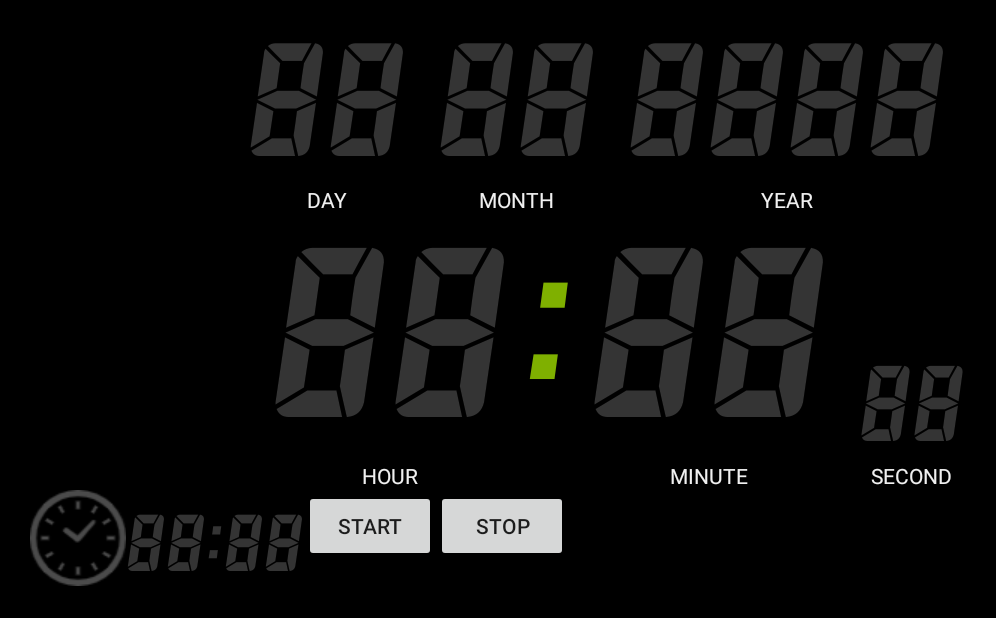
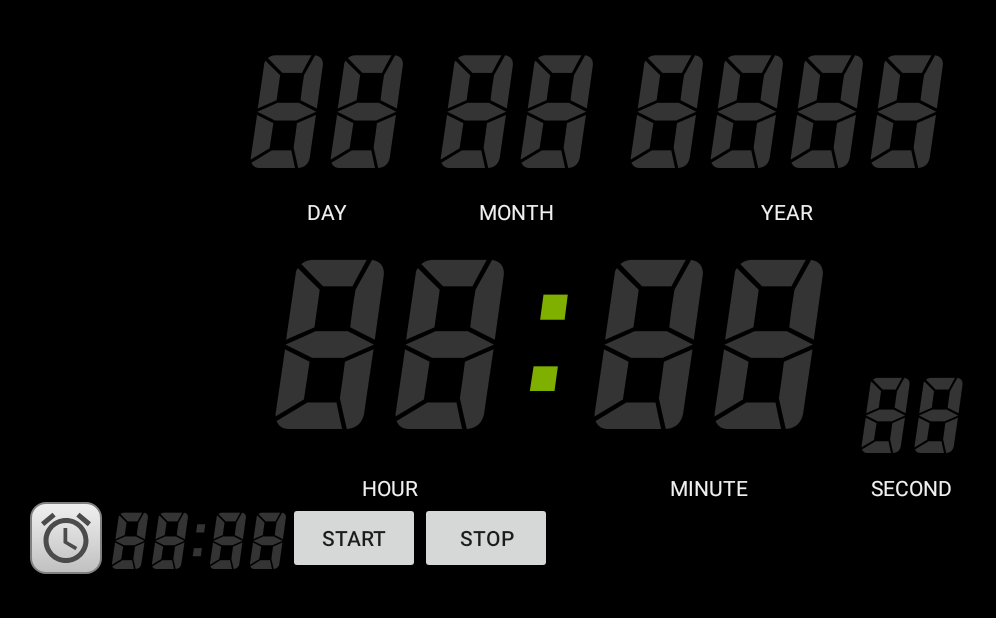
Before and after one commit to YutarohKubo/KotlinDigitalClock, an Android app: the screen it shows after launch (MainActivity), on a phone screen of 824 x 412 dp (held sideways). Shown: the whole screen, without its empty margins (0-996 px from the left). Run offline under Robolectric (Android 15) with nearby library versions, the phone set to English and light mode, and no system bars; our stand-ins replace AdMob; 47 statements that could not run were skipped.

Commit message:
アプリを非表示後も、時計を表示し続ける対応と、その時計の制御をNotificationで実施するよう実装した.

```diff
--- a/app/src/main/java/chom/arikui/waffle/digitalclockapp/MainActivity.kt
+++ b/app/src/main/java/chom/arikui/waffle/digitalclockapp/MainActivity.kt
@@ -153,7 +153,7 @@ class MainActivity : AppCompatActivity() {
         if (resources.configuration.orientation == Configuration.ORIENTATION_LANDSCAPE) {
             imageAlarm = image_alarm
             switchAlarmResource()
-            top_alarm_area.setOnClickListener { _ ->
+            button_alarm.setOnClickListener { _ ->
                 mPopupAlarm = PopupAlarm(this)
                 mPopupAlarm?.showPopup()
             }
@@ -294,9 +294,9 @@ class MainActivity : AppCompatActivity() {
 
     fun switchAlarmResource() =
             if (settingDataHolder.alarmCheckState) {
-                imageAlarm?.setImageResource(R.drawable.icon_alarm_setting)
+                imageAlarm?.setImageResource(R.drawable.icon_alarm_on)
             } else {
-                imageAlarm?.setImageResource(R.drawable.icon_alarm_normal)
+                imageAlarm?.setImageResource(R.drawable.icon_alarm_off)
             }
 
     private fun resetAlarmState() {
--- a/app/src/main/java/chom/arikui/waffle/digitalclockapp/PopupAlarm.kt
+++ b/app/src/main/java/chom/arikui/waffle/digitalclockapp/PopupAlarm.kt
@@ -5,6 +5,7 @@ import android.graphics.Point
 import android.os.Build
 import android.provider.Settings
 import android.view.Gravity
+import android.view.View
 import android.widget.*
 import androidx.appcompat.widget.SwitchCompat
 import androidx.core.content.ContextCompat
@@ -27,7 +28,7 @@ class PopupAlarm(private val activity: MainActivity) {
         val popupView = activity.layoutInflater.inflate(R.layout.layout_alerm, null)
 
         val textAlarmTime = popupView.findViewById<TextView>(R.id.text_alarm_time)
-        popupView.findViewById<ImageButton>(R.id.button_change_alarm_time).setOnClickListener { _ ->
+        popupView.findViewById<View>(R.id.button_alarm_time_setting).setOnClickListener { _ ->
             val timeArray = settingDataHolder.alarmTime.split(":").map { it.trim() }
             val dialog = TimePickerDialog(activity, TimePickerDialog.OnTimeSetListener { _, hourOfDay, minute ->
                 settingDataHolder.alarmTime = String.format("%02d:%02d", hourOfDay, minute)
--- /dev/null
+++ b/app/src/main/res/drawable/button_notification_style.xml
@@ -0,0 +1,6 @@
+<?xml version="1.0" encoding="utf-8"?>
+<selector xmlns:android="http://schemas.android.com/apk/res/android">
+    <item android:state_pressed="true">
+        <color android:color="@color/silver" />
+    </item>
+</selector>
--- /dev/null
+++ b/app/src/main/res/drawable/grad_silver_background_shape.xml
@@ -0,0 +1,18 @@
+<?xml version="1.0" encoding="utf-8"?>
+<selector xmlns:android="http://schemas.android.com/apk/res/android">
+    <item android:state_pressed="true">
+        <shape>
+            <stroke android:width="1dp" android:color="@color/gray" />
+            <solid android:color="@color/gray" />
+            <corners android:radius="10dp" />
+        </shape>
+    </item>
+
+    <item>
+        <shape>
+            <stroke android:width="1dp" android:color="@color/gray" />
+            <corners android:radius="10dp" />
+            <gradient android:angle="90" android:endColor="@color/snow_white" android:startColor="@color/silver" android:type="linear" />
+        </shape>
+    </item>
+</selector>
--- /dev/null
+++ b/app/src/main/res/drawable/icon_alarm_off.xml
@@ -0,0 +1,5 @@
+<vector android:height="40dp" android:tint="#4B4B4B"
+    android:viewportHeight="24" android:viewportWidth="24"
+    android:width="40dp" xmlns:android="http://schemas.android.com/apk/res/android">
+    <path android:fillColor="@android:color/white" android:pathData="M22,5.72l-4.6,-3.86 -1.29,1.53 4.6,3.86L22,5.72zM7.88,3.39L6.6,1.86 2,5.71l1.29,1.53 4.59,-3.85zM12.5,8L11,8v6l4.75,2.85 0.75,-1.23 -4,-2.37L12.5,8zM12,4c-4.97,0 -9,4.03 -9,9s4.02,9 9,9c4.97,0 9,-4.03 9,-9s-4.03,-9 -9,-9zM12,20c-3.87,0 -7,-3.13 -7,-7s3.13,-7 7,-7 7,3.13 7,7 -3.13,7 -7,7z"/>
+</vector>
--- /dev/null
+++ b/app/src/main/res/drawable/icon_alarm_on.xml
@@ -0,0 +1,5 @@
+<vector android:height="40dp" android:tint="#FF4081"
+    android:viewportHeight="24" android:viewportWidth="24"
+    android:width="40dp" xmlns:android="http://schemas.android.com/apk/res/android">
+    <path android:fillColor="@android:color/white" android:pathData="M22,5.72l-4.6,-3.86 -1.29,1.53 4.6,3.86L22,5.72zM7.88,3.39L6.6,1.86 2,5.71l1.29,1.53 4.59,-3.85zM12.5,8L11,8v6l4.75,2.85 0.75,-1.23 -4,-2.37L12.5,8zM12,4c-4.97,0 -9,4.03 -9,9s4.02,9 9,9c4.97,0 9,-4.03 9,-9s-4.03,-9 -9,-9zM12,20c-3.87,0 -7,-3.13 -7,-7s3.13,-7 7,-7 7,3.13 7,7 -3.13,7 -7,7z"/>
+</vector>
--- /dev/null
+++ b/app/src/main/res/drawable/icon_exit.xml
@@ -0,0 +1,5 @@
+<vector android:height="24dp" android:tint="#4682B4"
+    android:viewportHeight="24" android:viewportWidth="24"
+    android:width="24dp" xmlns:android="http://schemas.android.com/apk/res/android">
+    <path android:fillColor="@android:color/white" android:pathData="M12,2C6.47,2 2,6.47 2,12s4.47,10 10,10 10,-4.47 10,-10S17.53,2 12,2zM17,15.59L15.59,17 12,13.41 8.41,17 7,15.59 10.59,12 7,8.41 8.41,7 12,10.59 15.59,7 17,8.41 13.41,12 17,15.59z"/>
+</vector>
--- /dev/null
+++ b/app/src/main/res/drawable/icon_hide_clock.xml
@@ -0,0 +1,5 @@
+<vector android:height="24dp" android:tint="#4682B4"
+    android:viewportHeight="24" android:viewportWidth="24"
+    android:width="24dp" xmlns:android="http://schemas.android.com/apk/res/android">
+    <path android:fillColor="@android:color/white" android:pathData="M12,6c3.87,0 7,3.13 7,7 0,0.84 -0.16,1.65 -0.43,2.4l1.52,1.52c0.58,-1.19 0.91,-2.51 0.91,-3.92 0,-4.97 -4.03,-9 -9,-9 -1.41,0 -2.73,0.33 -3.92,0.91L9.6,6.43C10.35,6.16 11.16,6 12,6zM22,5.72l-4.6,-3.86 -1.29,1.53 4.6,3.86L22,5.72zM2.92,2.29L1.65,3.57 2.98,4.9l-1.11,0.93 1.42,1.42 1.11,-0.94 0.8,0.8C3.83,8.69 3,10.75 3,13c0,4.97 4.02,9 9,9 2.25,0 4.31,-0.83 5.89,-2.2l2.2,2.2 1.27,-1.27L3.89,3.27l-0.97,-0.98zM16.47,18.39C15.26,19.39 13.7,20 12,20c-3.87,0 -7,-3.13 -7,-7 0,-1.7 0.61,-3.26 1.61,-4.47l9.86,9.86zM8.02,3.28L6.6,1.86l-0.86,0.71 1.42,1.42 0.86,-0.71z"/>
+</vector>
--- /dev/null
+++ b/app/src/main/res/drawable/icon_home.xml
@@ -0,0 +1,5 @@
+<vector android:height="24dp" android:tint="#4682B4"
+    android:viewportHeight="24" android:viewportWidth="24"
+    android:width="24dp" xmlns:android="http://schemas.android.com/apk/res/android">
+    <path android:fillColor="@android:color/white" android:pathData="M10,20v-6h4v6h5v-8h3L12,3 2,12h3v8z"/>
+</vector>
--- /dev/null
+++ b/app/src/main/res/drawable/icon_show_clock.xml
@@ -0,0 +1,5 @@
+<vector android:height="24dp" android:tint="#4682B4"
+    android:viewportHeight="24" android:viewportWidth="24"
+    android:width="24dp" xmlns:android="http://schemas.android.com/apk/res/android">
+    <path android:fillColor="@android:color/white" android:pathData="M22,5.72l-4.6,-3.86 -1.29,1.53 4.6,3.86L22,5.72zM7.88,3.39L6.6,1.86 2,5.71l1.29,1.53 4.59,-3.85zM12,4c-4.97,0 -9,4.03 -9,9s4.02,9 9,9c4.97,0 9,-4.03 9,-9s-4.03,-9 -9,-9zM12,20c-3.87,0 -7,-3.13 -7,-7s3.13,-7 7,-7 7,3.13 7,7 -3.13,7 -7,7zM10.54,14.53L8.41,12.4l-1.06,1.06 3.18,3.18 6,-6 -1.06,-1.06 -4.93,4.95z"/>
+</vector>
--- a/app/src/main/res/layout-land/activity_main.xml
+++ b/app/src/main/res/layout-land/activity_main.xml
@@ -3,8 +3,8 @@
     android:layout_width="match_parent"
     android:layout_height="match_parent"
     android:background="@color/black"
-    android:orientation="vertical"
-    android:gravity="center_vertical">
+    android:gravity="center_vertical"
+    android:orientation="vertical">
 
     <RelativeLayout
         android:id="@+id/date_area"
@@ -25,18 +25,18 @@
 
                 <TextView
                     android:id="@+id/text_now_day_background"
-                    android:fontFamily="@font/barspbd"
                     android:layout_width="wrap_content"
                     android:layout_height="wrap_content"
+                    android:fontFamily="@font/barspbd"
                     android:text="88"
                     android:textColor="@color/sumi"
                     android:textSize="@dimen/text_size_date" />
 
                 <TextView
                     android:id="@+id/text_now_day"
-                    android:fontFamily="@font/barspbd"
                     android:layout_width="wrap_content"
                     android:layout_height="wrap_content"
+                    android:fontFamily="@font/barspbd"
                     android:textColor="@color/vert_prairie"
                     android:textSize="@dimen/text_size_date" />
 
@@ -49,8 +49,8 @@
                 android:layout_below="@+id/frame_now_day"
                 android:layout_centerInParent="true"
                 android:text="DAY"
-                android:textSize="@dimen/text_size_title"
-                android:textColor="@color/snow_white" />
+                android:textColor="@color/snow_white"
+                android:textSize="@dimen/text_size_title" />
 
         </RelativeLayout>
 
@@ -68,18 +68,18 @@
 
                 <TextView
                     android:id="@+id/text_now_month_background"
-                    android:fontFamily="@font/barspbd"
                     android:layout_width="wrap_content"
                     android:layout_height="wrap_content"
+                    android:fontFamily="@font/barspbd"
                     android:text="88"
                     android:textColor="@color/sumi"
                     android:textSize="@dimen/text_size_date" />
 
                 <TextView
                     android:id="@+id/text_now_month"
-                    android:fontFamily="@font/barspbd"
                     android:layout_width="wrap_content"
                     android:layout_height="wrap_content"
+                    android:fontFamily="@font/barspbd"
                     android:textColor="@color/vert_prairie"
                     android:textSize="@dimen/text_size_date" />
 
@@ -91,8 +91,8 @@
                 android:layout_below="@+id/frame_now_month"
                 android:layout_centerInParent="true"
                 android:text="MONTH"
-                android:textSize="@dimen/text_size_title"
-                android:textColor="@color/snow_white" />
+                android:textColor="@color/snow_white"
+                android:textSize="@dimen/text_size_title" />
 
         </RelativeLayout>
 
@@ -110,18 +110,18 @@
 
                 <TextView
                     android:id="@+id/text_now_year_background"
-                    android:fontFamily="@font/barspbd"
                     android:layout_width="wrap_content"
                     android:layout_height="wrap_content"
+                    android:fontFamily="@font/barspbd"
                     android:text="8888"
                     android:textColor="@color/sumi"
                     android:textSize="@dimen/text_size_date" />
 
                 <TextView
                     android:id="@+id/text_now_year"
-                    android:fontFamily="@font/barspbd"
                     android:layout_width="wrap_content"
                     android:layout_height="wrap_content"
+                    android:fontFamily="@font/barspbd"
                     android:textColor="@color/vert_prairie"
                     android:textSize="@dimen/text_size_date" />
 
@@ -133,8 +133,8 @@
                 android:layout_below="@+id/frame_now_year"
                 android:layout_centerInParent="true"
                 android:text="YEAR"
-                android:textSize="@dimen/text_size_title"
-                android:textColor="@color/snow_white" />
+                android:textColor="@color/snow_white"
+                android:textSize="@dimen/text_size_title" />
 
         </RelativeLayout>
 
@@ -142,15 +142,15 @@
             android:id="@+id/layout_now_week"
             android:layout_width="wrap_content"
             android:layout_height="wrap_content"
-            android:layout_toRightOf="@+id/layout_now_year"
             android:layout_alignBottom="@+id/layout_now_year"
-            android:layout_marginLeft="20dp">
+            android:layout_marginLeft="20dp"
+            android:layout_toRightOf="@+id/layout_now_year">
 
             <TextView
                 android:id="@+id/text_now_week"
-                android:fontFamily="@font/ksblockblock"
                 android:layout_width="wrap_content"
                 android:layout_height="wrap_content"
+                android:fontFamily="@font/ksblockblock"
                 android:textColor="@color/vert_prairie"
                 android:textSize="@dimen/text_size_week" />
 
@@ -159,10 +159,10 @@
                 android:layout_height="wrap_content"
                 android:layout_below="@+id/text_now_week"
                 android:layout_centerInParent="true"
-                android:visibility="invisible"
                 android:text="a"
+                android:textColor="@color/black"
                 android:textSize="@dimen/text_size_title"
-                android:textColor="@color/black" />
+                android:visibility="invisible" />
 
         </RelativeLayout>
 
@@ -187,18 +187,18 @@
 
                 <TextView
                     android:id="@+id/text_now_hour_background"
-                    android:fontFamily="@font/barspbd"
                     android:layout_width="wrap_content"
                     android:layout_height="wrap_content"
+                    android:fontFamily="@font/barspbd"
                     android:text="88"
                     android:textColor="@color/sumi"
                     android:textSize="@dimen/text_size_hour_and_minute" />
 
                 <TextView
                     android:id="@+id/text_now_hour"
-                    android:fontFamily="@font/barspbd"
                     android:layout_width="wrap_content"
                     android:layout_height="wrap_content"
+                    android:fontFamily="@font/barspbd"
                     android:textColor="@color/vert_prairie"
                     android:textSize="@dimen/text_size_hour_and_minute" />
 
@@ -210,8 +210,8 @@
                 android:layout_below="@+id/frame_now_hour"
                 android:layout_centerInParent="true"
                 android:text="HOUR"
-                android:textSize="@dimen/text_size_title"
-                android:textColor="@color/snow_white" />
+                android:textColor="@color/snow_white"
+                android:textSize="@dimen/text_size_title" />
 
         </RelativeLayout>
 
@@ -223,11 +223,11 @@
 
             <TextView
                 android:id="@+id/text_divide_hour_and_minute"
-                android:fontFamily="@font/barspbd"
                 android:layout_width="wrap_content"
                 android:layout_height="wrap_content"
                 android:layout_marginLeft="8dp"
                 android:layout_marginRight="8dp"
+                android:fontFamily="@font/barspbd"
                 android:text=":"
                 android:textColor="@color/vert_prairie"
                 android:textSize="@dimen/text_size_hour_and_minute" />
@@ -238,9 +238,9 @@
                 android:layout_below="@+id/text_divide_hour_and_minute"
                 android:layout_centerInParent="true"
                 android:text="a"
+                android:textColor="@color/black"
                 android:textSize="@dimen/text_size_title"
-                android:textColor="@color/black"
-                android:visibility="invisible"/>
+                android:visibility="invisible" />
 
         </RelativeLayout>
 
@@ -257,18 +257,18 @@
 
                 <TextView
                     android:id="@+id/text_now_minute_background"
-                    android:fontFamily="@font/barspbd"
                     android:layout_width="wrap_content"
                     android:layout_height="wrap_content"
+                    android:fontFamily="@font/barspbd"
                     android:text="88"
                     android:textColor="@color/sumi"
                     android:textSize="@dimen/text_size_hour_and_minute" />
 
                 <TextView
                     android:id="@+id/text_now_minute"
-                    android:fontFamily="@font/barspbd"
                     android:layout_width="wrap_content"
                     android:layout_height="wrap_content"
+                    android:fontFamily="@font/barspbd"
                     android:textColor="@color/vert_prairie"
                     android:textSize="@dimen/text_size_hour_and_minute" />
 
@@ -280,8 +280,8 @@
                 android:layout_below="@+id/frame_now_minute"
                 android:layout_centerInParent="true"
                 android:text="MINUTE"
-                android:textSize="@dimen/text_size_title"
-                android:textColor="@color/snow_white" />
+                android:textColor="@color/snow_white"
+                android:textSize="@dimen/text_size_title" />
 
         </RelativeLayout>
 
@@ -300,18 +300,18 @@
 
                 <TextView
                     android:id="@+id/text_now_second_background"
-                    android:fontFamily="@font/barspbd"
                     android:layout_width="wrap_content"
                     android:layout_height="wrap_content"
+                    android:fontFamily="@font/barspbd"
                     android:text="88"
                     android:textColor="@color/sumi"
                     android:textSize="@dimen/text_size_second" />
 
                 <TextView
                     android:id="@+id/text_now_second"
-                    android:fontFamily="@font/barspbd"
                     android:layout_width="wrap_content"
                     android:layout_height="wrap_content"
+                    android:fontFamily="@font/barspbd"
                     android:textColor="@color/vert_prairie"
                     android:textSize="@dimen/text_size_second" />
 
@@ -323,8 +323,8 @@
                 android:layout_below="@+id/frame_now_second"
                 android:layout_centerInParent="true"
                 android:text="SECOND"
-                android:textSize="@dimen/text_size_title"
-                android:textColor="@color/snow_white" />
+                android:textColor="@color/snow_white"
+                android:textSize="@dimen/text_size_title" />
 
         </RelativeLayout>
 
@@ -335,36 +335,48 @@
         android:id="@+id/top_alarm_area"
         android:layout_width="wrap_content"
         android:layout_height="wrap_content"
-        android:orientation="horizontal"
-        android:layout_marginLeft="20dp">
+        android:layout_marginLeft="20dp"
+        android:orientation="horizontal">
 
-        <ImageView
-            android:id="@+id/image_alarm"
+        <RelativeLayout
+            android:id="@+id/button_alarm"
             android:layout_width="wrap_content"
             android:layout_height="wrap_content"
-            android:src="@drawable/icon_alarm_normal"/>
+            android:background="@drawable/grad_silver_background_shape">
+
+            <ImageView
+                android:id="@+id/image_alarm"
+                android:layout_width="wrap_content"
+                android:layout_height="wrap_content"
+                android:layout_centerInParent="true"
+                android:layout_margin="4dp"
+                android:src="@drawable/icon_alarm_off" />
+
+        </RelativeLayout>
 
         <FrameLayout
             android:id="@+id/frame_top_alarm_time"
             android:layout_width="wrap_content"
             android:layout_height="wrap_content"
-            android:layout_toRightOf="@id/image_alarm"
-            android:layout_alignBottom="@id/image_alarm">
+            android:paddingTop="6dp"
+            android:layout_marginLeft="5dp"
+            android:layout_alignBottom="@id/button_alarm"
+            android:layout_toRightOf="@id/button_alarm">
 
             <TextView
                 android:id="@+id/text_top_alarm_time_background"
-                android:fontFamily="@font/barspbd"
                 android:layout_width="wrap_content"
                 android:layout_height="wrap_content"
+                android:fontFamily="@font/barspbd"
                 android:text="88:88"
                 android:textColor="@color/sumi"
                 android:textSize="@dimen/text_size_alarm_time" />
 
             <TextView
                 android:id="@+id/text_top_alarm_time"
-                android:fontFamily="@font/barspbd"
                 android:layout_width="wrap_content"
                 android:layout_height="wrap_content"
+                android:fontFamily="@font/barspbd"
                 android:textColor="@color/vert_prairie"
                 android:textSize="@dimen/text_size_alarm_time" />
 
--- a/app/src/main/res/values/colors.xml
+++ b/app/src/main/res/values/colors.xml
@@ -14,4 +14,7 @@
     <color name="green">#00FF00</color>
     <color name="blue">#0000FF</color>
     <color name="cobalt_green">#09C289</color>
+    <color name="gray">#808080</color>
+    <color name="silver">#C0C0C0</color>
+    <color name="black_silver">#4B4B4B</color>
 </resources>
--- a/app/src/main/res/values/strings.xml
+++ b/app/src/main/res/values/strings.xml
@@ -1,5 +1,6 @@
 <resources>
     <string name="app_name">Digital Clock</string>
+    <string name="app_full_name">Elegant Digital Clock</string>
     <string name="alarm_time">Alarm time</string>
     <string name="switch_alarm_on">On</string>
     <string name="switch_alarm_off">Off</string>
@@ -13,4 +14,9 @@
     <string name="unify_time_colors_dialog_message">All time colors will be unified.\nIs it OK?</string>
     <string name="confirming_app_finish_dialog_message">This app will be closed.\nIs it OK?</string>
     <string name="need_to_allow_display_over_other_apps">You need to allow display over other apps to enable alarm function.\nWill you go to setting?</string>
+    <string name="description_notification">Display operation of clock.</string>
+    <string name="clock_visible">Display clock</string>
+    <string name="clock_hide">Hide clock</string>
+    <string name="home">Home</string>
+    <string name="finish_app">Exit</string>
 </resources>
```
Also changed, not shown: app/src/main/java/chom/arikui/waffle/digitalclockapp/AlarmBroadcastReceiver.kt (+9 -5 lines), app/src/main/java/chom/arikui/waffle/digitalclockapp/CalculateUtil.kt (added, +29 -0 lines), app/src/main/java/chom/arikui/waffle/digitalclockapp/DigitalClockService.kt (+54 -7 lines), app/src/main/java/chom/arikui/waffle/digitalclockapp/NotificationCreator.kt (+85 -10 lines), app/src/main/res/drawable/icon_alarm_time_setting.xml (added, +13 -0 lines), app/src/main/res/layout-land/layout_alerm.xml (+33 -22 lines), app/src/main/res/layout/layout_overlay_notification.xml (added, +79 -0 lines), 1 other file.
